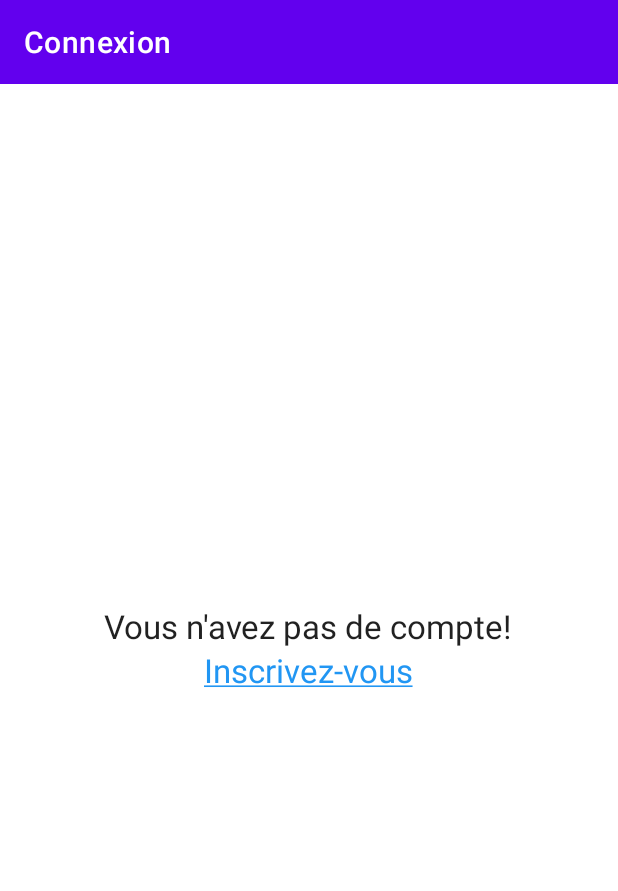
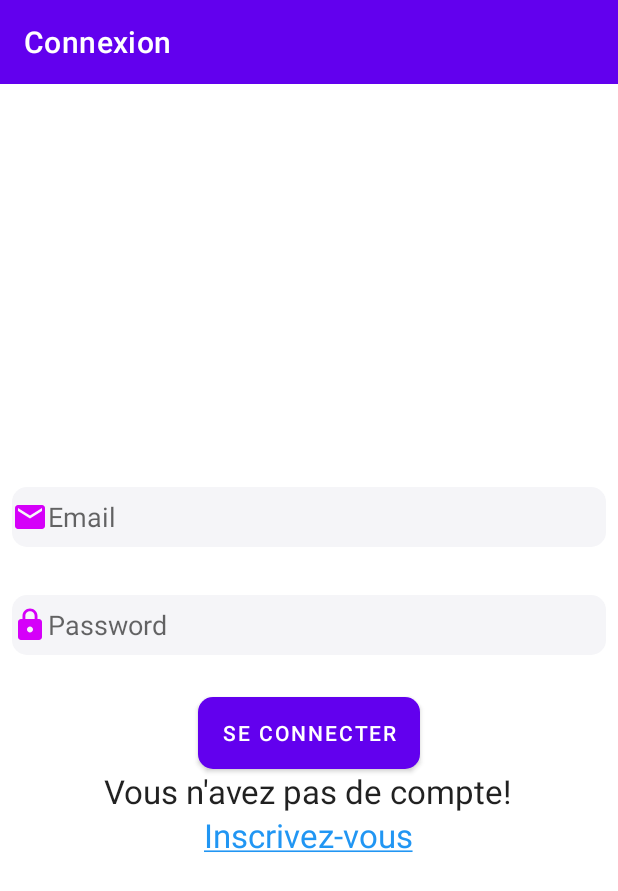
Before and after one commit to MounirCHERIF/example-of-kotlin-app, an Android app: the screen it shows after launch (SignActivity), on a phone screen of 412 x 824 dp. Shown: the top 891 px of the screen. Run offline under Robolectric (Android 15) with nearby library versions, the phone set to English and light mode, and no system bars; our stand-ins replace navigation-ui; libraries missing offline, so code that uses them is left out: com.google.maps.android.

Commit message:
Add: Sign-in using email * add interface elements * add integration

```diff
--- a/app/src/main/java/com/example/parkingapp/retrofit/Endpoint.kt
+++ b/app/src/main/java/com/example/parkingapp/retrofit/Endpoint.kt
@@ -6,9 +6,7 @@ import com.example.parkingapp.compte
 import retrofit2.Response
 import retrofit2.Retrofit
 import retrofit2.converter.gson.GsonConverterFactory
-import retrofit2.http.Body
-import retrofit2.http.GET
-import retrofit2.http.POST
+import retrofit2.http.*
 
 interface Endpoint {
 
@@ -16,6 +14,21 @@ interface Endpoint {
     suspend fun getAllParkings(): Response<List<Parking>>
     @POST("compte")
     suspend fun createAccount(@Body newAccount: compte):Response<compte>
+
+    @GET("/compte")
+    suspend fun getComptes(): Response<List<compte>>
+
+    @GET("/compte/{id}?type=id")
+    suspend fun getCompteById(@Path("id") id: String): Response<compte>
+
+    @GET("/compte/{email}?type=email")
+    suspend fun getCompteByEmail(@Path("email") email: String): Response<compte>
+
+    @PUT("/compte/{id}")
+    suspend fun updateCompte(@Path("id") id: String): Response<compte>
+
+    @DELETE("/compte/{id}")
+    suspend fun deleteCompte(@Path("id") id: String): Response<compte>
 
 
     companion object {
--- a/app/src/main/res/layout/fragment_sign_in.xml
+++ b/app/src/main/res/layout/fragment_sign_in.xml
@@ -1,11 +1,57 @@
 <?xml version="1.0" encoding="utf-8"?>
 <LinearLayout xmlns:android="http://schemas.android.com/apk/res/android"
-    xmlns:tools="http://schemas.android.com/tools"
-    android:layout_width="match_parent"
-    android:layout_height="match_parent"
-    android:gravity="center"
-    android:orientation="vertical"
-    tools:context=".SignInFragment">
+              xmlns:tools="http://schemas.android.com/tools"
+              android:layout_width="match_parent"
+              android:layout_height="match_parent" xmlns:app="http://schemas.android.com/apk/res-auto"
+              android:gravity="center"
+              android:orientation="vertical"
+              tools:context=".SignInFragment">
+
+    <com.google.android.material.textfield.TextInputEditText
+            android:id="@+id/email"
+            android:layout_width="match_parent"
+            android:layout_height="40dp"
+            android:layout_marginStart="8dp"
+            android:layout_marginEnd="8dp"
+            android:background="@drawable/round_button"
+            android:drawableStart="@drawable/email"
+            android:drawableTint="#D500F9"
+            android:hint="Email"
+            android:inputType="text"
+            android:layout_marginTop="32dp"
+            app:layout_constraintEnd_toEndOf="parent"
+            app:layout_constraintHorizontal_bias="0.0"
+            app:layout_constraintStart_toStartOf="parent"
+            app:layout_constraintTop_toBottomOf="@+id/num_tlphn" />
+
+    <com.google.android.material.textfield.TextInputEditText
+            android:id="@+id/password"
+            android:layout_width="match_parent"
+            android:layout_height="40dp"
+            android:layout_marginStart="8dp"
+            android:layout_marginTop="32dp"
+            android:layout_marginEnd="8dp"
+            android:background="@drawable/round_button"
+            android:drawableStart="@drawable/lock"
+            android:drawableTint="#D500F9"
+            android:hint="Password"
+            android:inputType="textPassword"
+            app:layout_constraintEnd_toEndOf="parent"
+            app:layout_constraintHorizontal_bias="0.0"
+            app:layout_constraintStart_toStartOf="parent"
+            app:layout_constraintTop_toBottomOf="@+id/email" />
+
+    <Button
+            android:id="@+id/login"
+            android:layout_width="wrap_content"
+            android:layout_height="wrap_content"
+            android:layout_marginTop="28dp"
+            android:background="@drawable/round_button"
+            android:text="Se Connecter"
+            app:layout_constraintEnd_toEndOf="@+id/password"
+            app:layout_constraintStart_toStartOf="@+id/password"
+            app:layout_constraintTop_toBottomOf="@+id/password" />
+
     <TextView
         android:layout_width="wrap_content"
         android:layout_height="wrap_content"
```
Also changed, not shown: app/src/main/java/com/example/parkingapp/SignInFragment.kt (+58 -4 lines).
